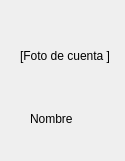
Above: Restaurante/Login/TarjetaCuentas.ui from camvaz/restaurante-ihc before the change. Below: the same form after it.
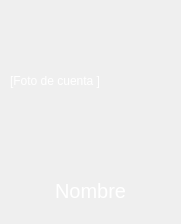
That is the form after the change.

```diff
--- a/Restaurante/Login/TarjetaCuentas.ui
+++ b/Restaurante/Login/TarjetaCuentas.ui
@@ -6,38 +6,84 @@
    <rect>
     <x>0</x>
     <y>0</y>
-    <width>125</width>
-    <height>161</height>
+    <width>181</width>
+    <height>224</height>
    </rect>
   </property>
   <property name="windowTitle">
    <string>Form</string>
   </property>
+  <property name="styleSheet">
+   <string notr="true">*{
+color:white;
+text-align: center;
+}</string>
+  </property>
   <widget class="QLabel" name="labelIMGCuenta">
    <property name="geometry">
     <rect>
-     <x>20</x>
-     <y>20</y>
-     <width>91</width>
-     <height>71</height>
+     <x>10</x>
+     <y>10</y>
+     <width>161</width>
+     <height>141</height>
     </rect>
    </property>
    <property name="text">
     <string>[Foto de cuenta ]</string>
    </property>
   </widget>
-  <widget class="QLabel" name="labelNombre">
+  <widget class="QWidget" name="horizontalLayoutWidget">
    <property name="geometry">
     <rect>
-     <x>30</x>
-     <y>110</y>
-     <width>67</width>
-     <height>17</height>
+     <x>0</x>
+     <y>170</y>
+     <width>181</width>
+     <height>41</height>
     </rect>
    </property>
-   <property name="text">
-    <string>Nombre</string>
-   </property>
+   <layout class="QHBoxLayout" name="horizontalLayout_2">
+    <item>
+     <spacer name="horizontalSpacer">
+      <property name="orientation">
+       <enum>Qt::Horizontal</enum>
+      </property>
+      <property name="sizeHint" stdset="0">
+       <size>
+        <width>40</width>
+        <height>20</height>
+       </size>
+      </property>
+     </spacer>
+    </item>
+    <item>
+     <widget class="QLabel" name="labelNombre">
+      <property name="font">
+       <font>
+        <pointsize>15</pointsize>
+       </font>
+      </property>
+      <property name="styleSheet">
+       <string notr="true"/>
+      </property>
+      <property name="text">
+       <string>Nombre</string>
+      </property>
+     </widget>
+    </item>
+    <item>
+     <spacer name="horizontalSpacer_2">
+      <property name="orientation">
+       <enum>Qt::Horizontal</enum>
+      </property>
+      <property name="sizeHint" stdset="0">
+       <size>
+        <width>40</width>
+        <height>20</height>
+       </size>
+      </property>
+     </spacer>
+    </item>
+   </layout>
   </widget>
  </widget>
  <resources/>
```
